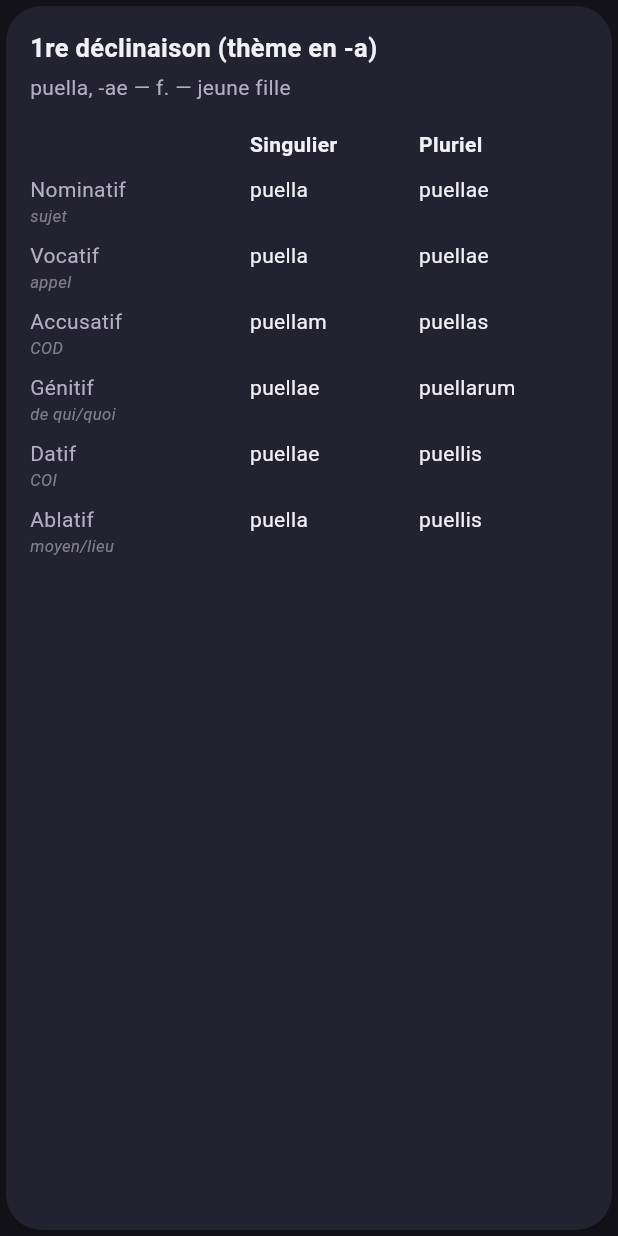
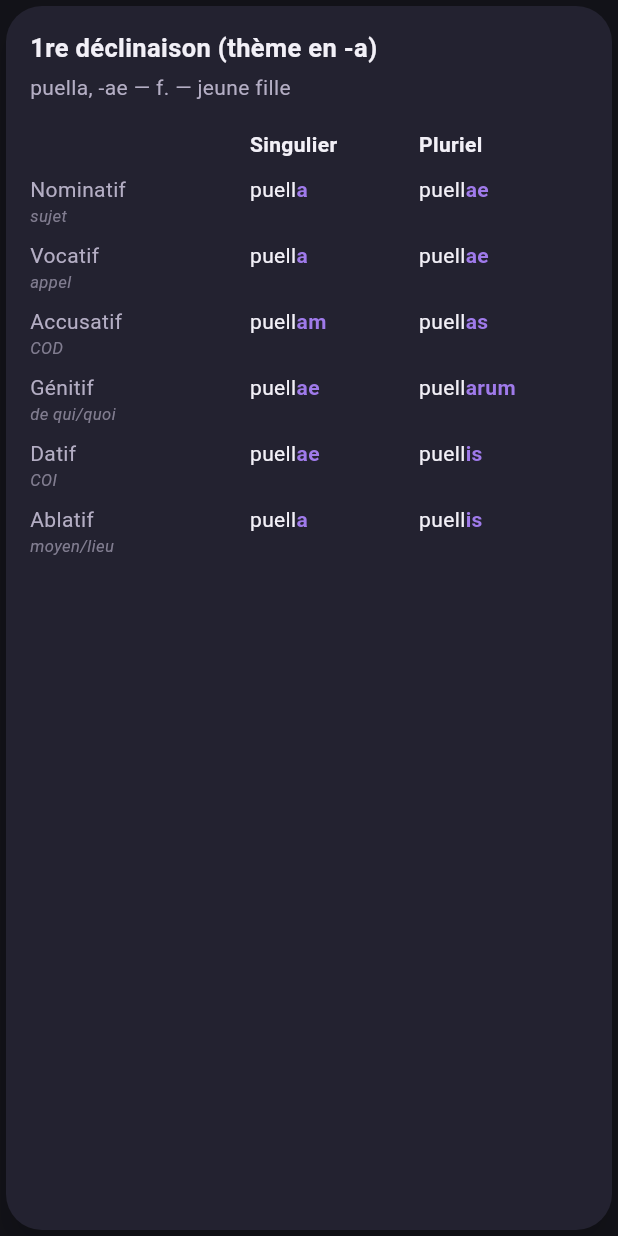
Before and after one commit to FischiSushi/Itinera, a Flutter app: what tableauDeclinaison() shows on an empty page, opened directly with sample values from the repository, on a phone screen of 412 x 824 dp. Run offline on Flutter 3.47's test engine with Material 3 defaults, Android fonts, the phone set to English and light mode, and no system bars; our stand-ins replace cloud_firestore, firebase_auth, firebase_core, firebase_crashlytics, flutter_local_notifications, flutter_timezone and 4 more; missing offline and left inert: file_selector, fsrs, pdfx; accounts and stored records are empty.

Commit message:
Highlight the case ending in every declension table
The stem/radical is computed as the longest common prefix across all
12 forms of a declension, and everything after it is bolded in accent
violet — so puella/puellam/puellae reads as puell + a/am/ae, making
the actual ending pattern visually obvious instead of buried in full
word forms. No changes to the data model: purely computed at render
time in tableauDeclinaison(), so it applies to every declension table
in the app automatically.

Verified on the emulator against both a regular declension (puella)
and one with a longer shared stem (dominus/domini/dominum...).

Co-Authored-By: Claude Sonnet 5 <noreply@anthropic.com>

```diff
--- a/lib/screens/declinaisons_screen.dart
+++ b/lib/screens/declinaisons_screen.dart
@@ -29,7 +29,49 @@ class DeclinaisonsScreen extends StatelessWidget {
   }
 }
 
+// Préfixe commun à toutes les formes de la déclinaison (calculé plutôt que
+// stocké dans les données) : ce qui reste après ce préfixe est la
+// terminaison propre à chaque cas, mise en évidence dans le tableau.
+String _radicalCommun(Declinaison decl) {
+  final formes = [...decl.singulier.values, ...decl.pluriel.values];
+
+  var prefixe = formes.first;
+
+  for (final forme in formes.skip(1)) {
+    var longueur = 0;
+    while (longueur < prefixe.length &&
+        longueur < forme.length &&
+        prefixe[longueur] == forme[longueur]) {
+      longueur++;
+    }
+    prefixe = prefixe.substring(0, longueur);
+  }
+
+  return prefixe;
+}
+
+Widget _celluleForme(String forme, String radical) {
+  final terminaison = forme.substring(radical.length);
+
+  return Text.rich(
+    TextSpan(
+      children: [
+        TextSpan(text: radical),
+        TextSpan(
+          text: terminaison,
+          style: const TextStyle(
+            color: accentViolet,
+            fontWeight: FontWeight.bold,
+          ),
+        ),
+      ],
+    ),
+  );
+}
+
 Widget tableauDeclinaison(Declinaison decl) {
+  final radical = _radicalCommun(decl);
+
   return Card(
     child: Padding(
       padding: const EdgeInsets.all(16),
@@ -105,11 +147,11 @@ Widget tableauDeclinaison(Declinaison decl) {
                     ),
                     Padding(
                       padding: const EdgeInsets.symmetric(vertical: 4),
-                      child: Text(decl.singulier[cas]!),
+                      child: _celluleForme(decl.singulier[cas]!, radical),
                     ),
                     Padding(
                       padding: const EdgeInsets.symmetric(vertical: 4),
-                      child: Text(decl.pluriel[cas]!),
+                      child: _celluleForme(decl.pluriel[cas]!, radical),
                     ),
                   ],
                 ),
```
